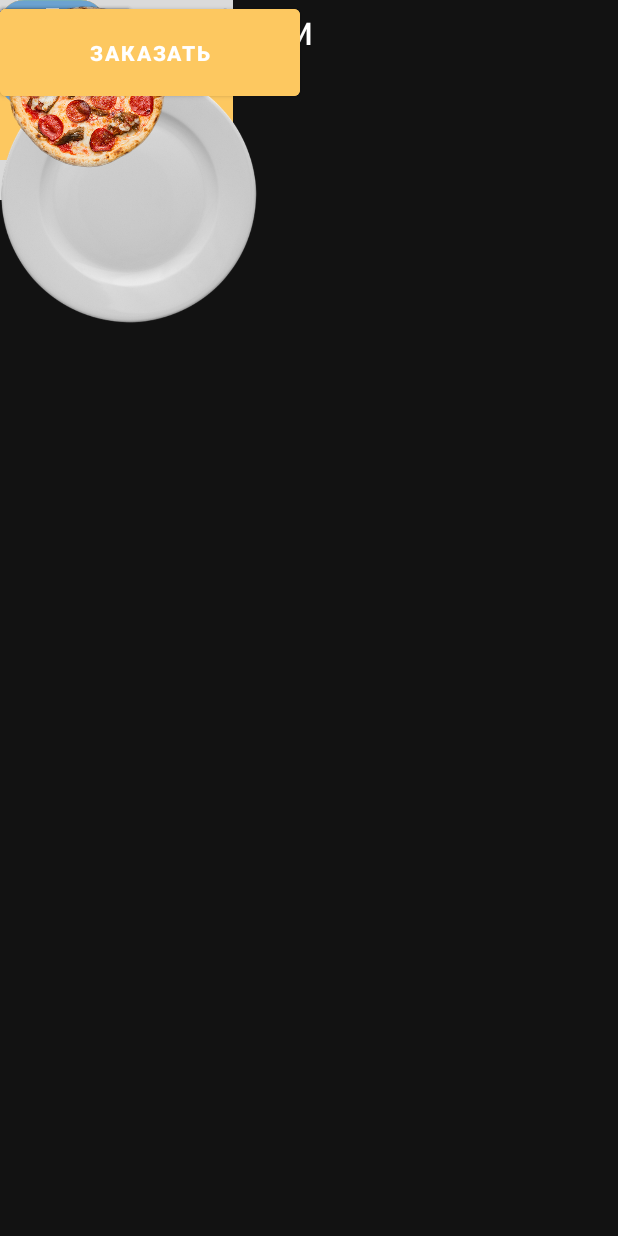
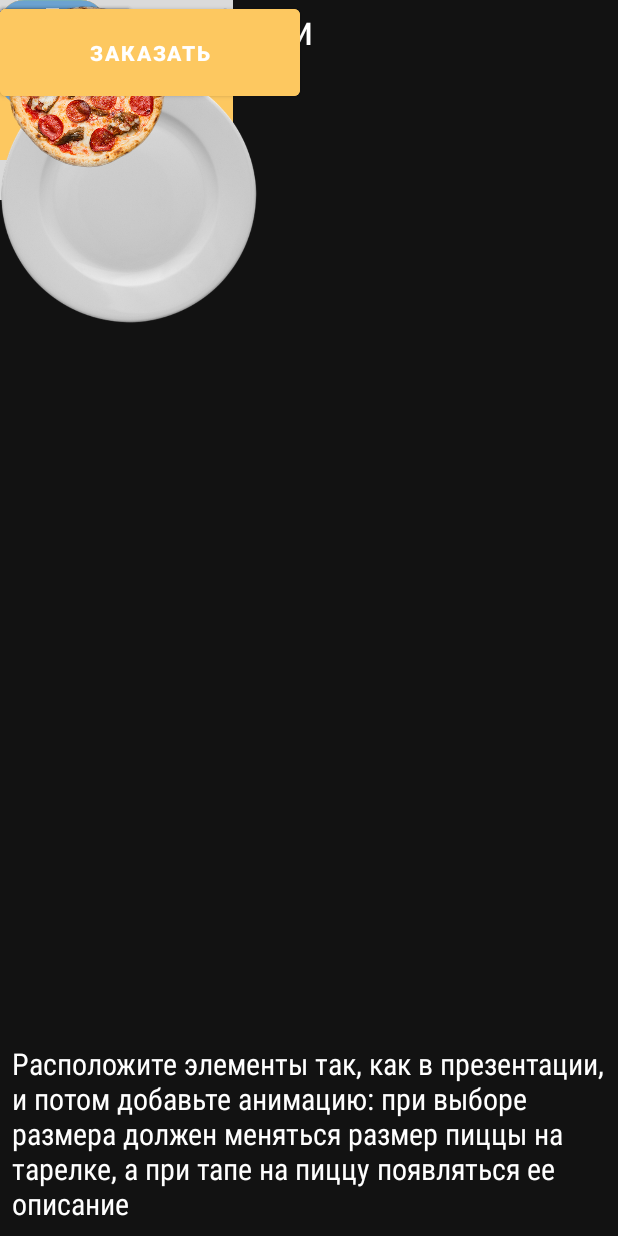
Before and after one commit to vv73/MotionPizza, an Android app: the screen it shows after launch (MainActivity), on a phone screen of 412 x 824 dp. Run offline under Robolectric (Android 15) with nearby library versions, the phone set to English and light mode, and no system bars.

Commit message:
Task added

```diff
--- a/app/src/main/java/study/android/myapplication/MainActivity.kt
+++ b/app/src/main/java/study/android/myapplication/MainActivity.kt
@@ -18,6 +18,5 @@ class MainActivity : AppCompatActivity() {
         super.onCreate(savedInstanceState)
         supportActionBar!!.hide()
         setContentView(R.layout.start)
-        Toast.makeText(this, "Расположите элементы так, как в презентации, и потом добавьте анимацию: при выборе размера должен меняться размер пиццы на тарелке, а при тапе на пиццу появляться ее описание", Toast.LENGTH_LONG).show()
     }
 }
--- a/app/src/main/res/layout/start.xml
+++ b/app/src/main/res/layout/start.xml
@@ -9,6 +9,25 @@
     app:layoutDescription="@xml/motion_scene"
     tools:context=".MainActivity">
 
+
+    <!-- ПОЯСНЕНИЕ -->
+
+    <TextView
+        android:id="@+id/task"
+        android:layout_width="0dp"
+        android:layout_height="wrap_content"
+        android:layout_marginStart="8dp"
+        android:layout_marginEnd="8dp"
+        android:layout_marginBottom="8dp"
+        android:fontFamily="sans-serif-condensed"
+        android:text="Расположите элементы так, как в презентации, и потом добавьте анимацию: при выборе размера должен меняться размер пиццы на тарелке, а при тапе на пиццу появляться ее описание"
+        android:textColor="@color/white"
+        android:textSize="20sp"
+        app:layout_constraintBottom_toBottomOf="parent"
+        app:layout_constraintEnd_toEndOf="parent"
+        app:layout_constraintStart_toStartOf="parent" />
+
+    <!-- ЕГО МОЖНО УДАЛИТЬ -->
 
     <ImageView
         android:id="@+id/imageView"
```
Also changed, not shown: app/src/main/ic_launcher-playstore.png (added), app/src/main/res/mipmap-hdpi/ic_launcher_foreground.png (added), app/src/main/res/mipmap-mdpi/ic_launcher_foreground.png (added), app/src/main/res/mipmap-xhdpi/ic_launcher_foreground.png (added), app/src/main/res/mipmap-xxhdpi/ic_launcher_foreground.png (added), app/src/main/res/mipmap-xxxhdpi/ic_launcher_foreground.png (added).
